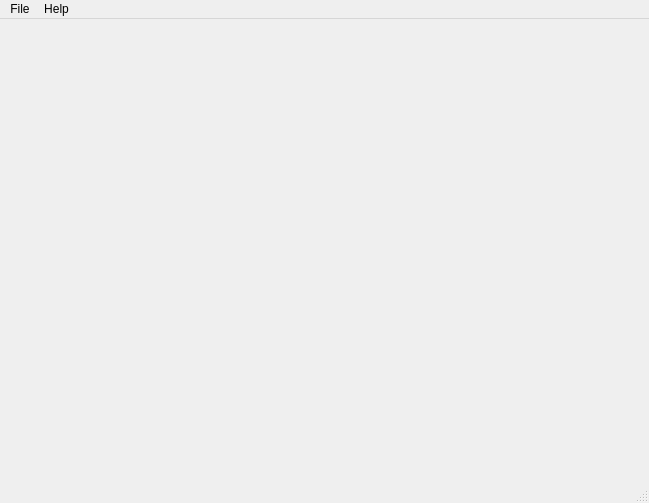
NTForked/signed-distance-field-generator, file CSGWizard/MainWindow.ui: the form before one commit.
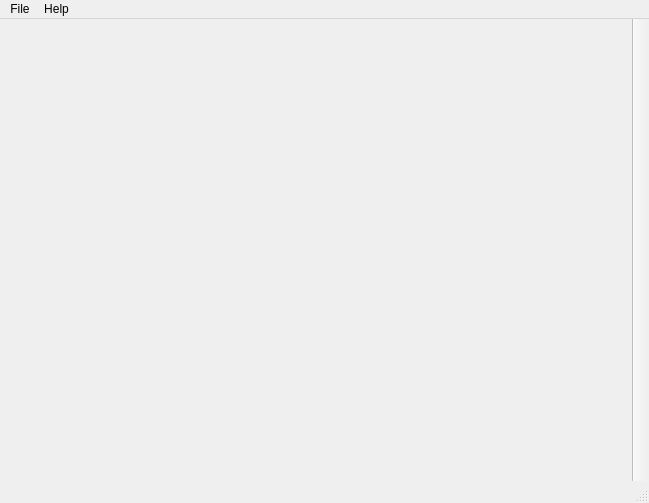
The form after the commit.

Commit message: Added buttons for selecting the current tool.

Patch:
```diff
--- a/CSGWizard/MainWindow.ui
+++ b/CSGWizard/MainWindow.ui
@@ -39,6 +39,29 @@
    <addaction name="menuHelp"/>
   </widget>
   <widget class="QStatusBar" name="statusBar"/>
+  <widget class="QToolBar" name="toolBar">
+   <property name="windowTitle">
+    <string>toolBar</string>
+   </property>
+   <property name="movable">
+    <bool>false</bool>
+   </property>
+   <property name="allowedAreas">
+    <set>Qt::AllToolBarAreas</set>
+   </property>
+   <property name="toolButtonStyle">
+    <enum>Qt::ToolButtonIconOnly</enum>
+   </property>
+   <property name="floatable">
+    <bool>true</bool>
+   </property>
+   <attribute name="toolBarArea">
+    <enum>RightToolBarArea</enum>
+   </attribute>
+   <attribute name="toolBarBreak">
+    <bool>false</bool>
+   </attribute>
+  </widget>
   <action name="actionLoad_mesh">
    <property name="text">
     <string>Load mesh</string>
```
The commit also changes 5 other files.
